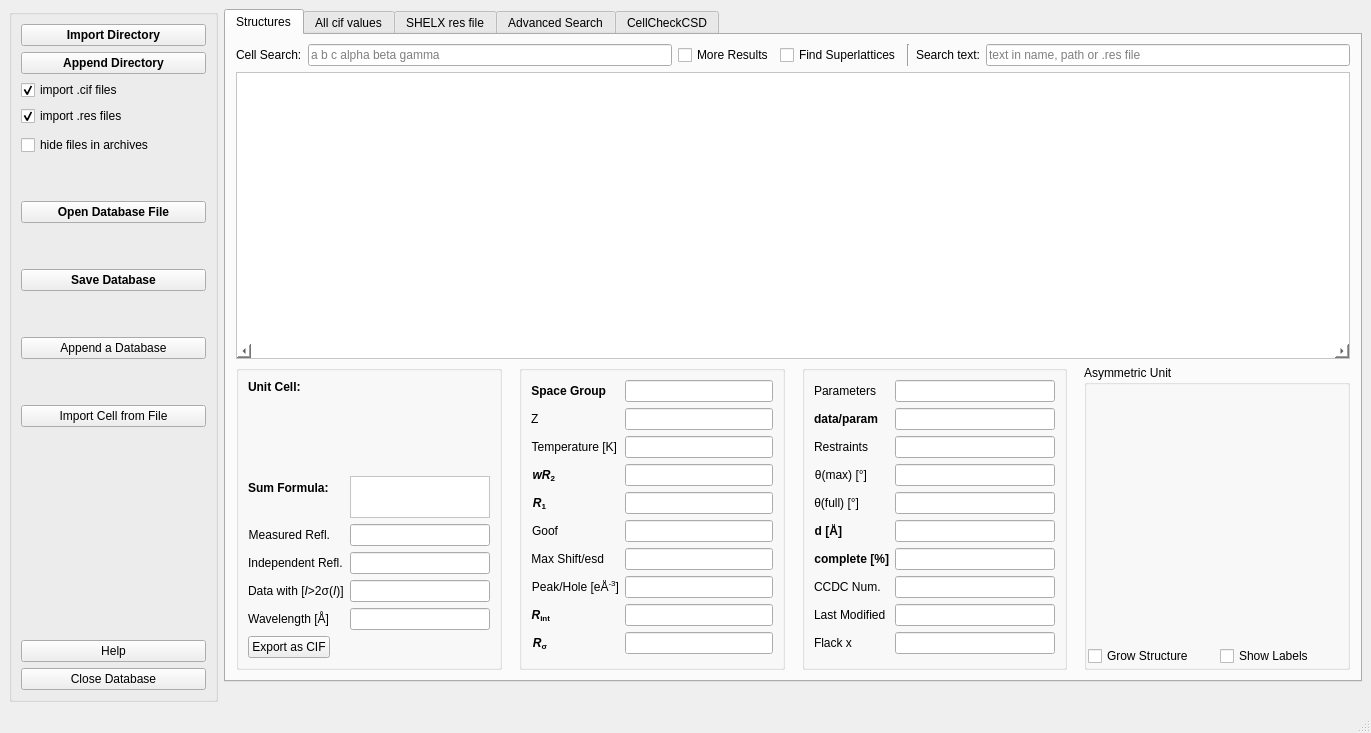
First picture: the form in src/structurefinder/gui/strf_main.ui, repository dkratzert/StructureFinder, before the edit.
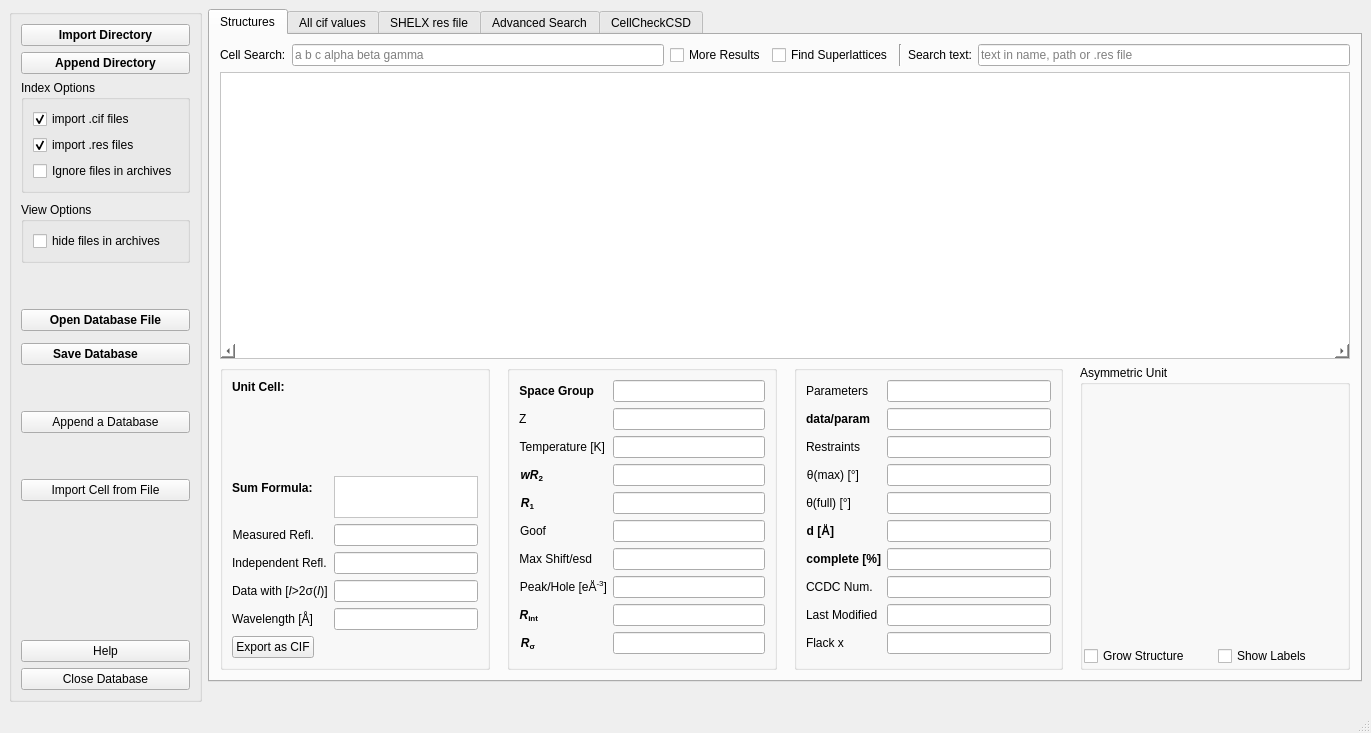
Second picture: the form after the edit. Custom widgets are drawn as their Qt base class.

Commit message: Add "ignore archives" checkbox

```diff
--- a/src/structurefinder/gui/strf_main.ui
+++ b/src/structurefinder/gui/strf_main.ui
@@ -28,16 +28,11 @@
        <string/>
       </property>
       <layout class="QVBoxLayout" name="verticalLayout_10">
-       <item alignment="Qt::AlignLeft">
+       <item>
         <widget class="QPushButton" name="importDirButton">
-         <property name="minimumSize">
-          <size>
-           <width>185</width>
-           <height>0</height>
-          </size>
-         </property>
          <property name="font">
           <font>
+           <weight>75</weight>
            <bold>true</bold>
           </font>
          </property>
@@ -49,16 +44,11 @@
          </property>
         </widget>
        </item>
-       <item alignment="Qt::AlignLeft">
+       <item>
         <widget class="QPushButton" name="appendDirButton">
-         <property name="minimumSize">
-          <size>
-           <width>185</width>
-           <height>0</height>
-          </size>
-         </property>
          <property name="font">
           <font>
+           <weight>75</weight>
            <bold>true</bold>
           </font>
          </property>
@@ -71,6 +61,12 @@
         </widget>
        </item>
        <item>
+        <widget class="QGroupBox" name="groupBox_4">
+         <property name="title">
+          <string>Index Options</string>
+         </property>
+         <layout class="QVBoxLayout" name="verticalLayout_11">
+          <item>
         <widget class="QCheckBox" name="add_cif">
          <property name="toolTip">
           <string>&lt;html&gt;&lt;head/&gt;&lt;body&gt;&lt;p&gt;This option will import .cif files (crystallograpghic information file) into the database.&lt;/p&gt;&lt;/body&gt;&lt;/html&gt;</string>
@@ -97,6 +93,22 @@
         </widget>
        </item>
        <item>
+           <widget class="QCheckBox" name="ignoreArchivesCB">
+            <property name="toolTip">
+             <string>&lt;html&gt;&lt;head/&gt;&lt;body&gt;&lt;p&gt;Activating this option will not index .cif and .res files in .zip, .tar.gz, .7zip and other archives.&lt;/p&gt;&lt;/body&gt;&lt;/html&gt;</string>
+            </property>
+            <property name="text">
+             <string>Ignore files in archives</string>
+            </property>
+            <property name="checked">
+             <bool>false</bool>
+            </property>
+           </widget>
+          </item>
+         </layout>
+        </widget>
+       </item>
+       <item>
         <spacer name="verticalSpacer_8">
          <property name="orientation">
           <enum>Qt::Vertical</enum>
@@ -113,12 +125,21 @@
         </spacer>
        </item>
        <item>
+        <widget class="QGroupBox" name="groupBox_6">
+         <property name="title">
+          <string>View Options</string>
+         </property>
+         <layout class="QVBoxLayout" name="verticalLayout_12">
+          <item>
         <widget class="QCheckBox" name="hideInArchivesCB">
          <property name="text">
           <string>hide files in archives</string>
          </property>
         </widget>
        </item>
+         </layout>
+        </widget>
+       </item>
        <item>
         <spacer name="verticalSpacer_3">
          <property name="orientation">
@@ -135,16 +156,11 @@
          </property>
         </spacer>
        </item>
-       <item alignment="Qt::AlignLeft">
+       <item>
         <widget class="QPushButton" name="importDatabaseButton">
-         <property name="minimumSize">
-          <size>
-           <width>185</width>
-           <height>0</height>
-          </size>
-         </property>
          <property name="font">
           <font>
+           <weight>75</weight>
            <bold>true</bold>
           </font>
          </property>
@@ -164,26 +180,21 @@
          <property name="sizeHint" stdset="0">
           <size>
            <width>20</width>
-           <height>40</height>
+           <height>6</height>
           </size>
          </property>
         </spacer>
        </item>
-       <item alignment="Qt::AlignLeft">
+       <item>
         <widget class="QPushButton" name="saveDatabaseButton">
-         <property name="minimumSize">
-          <size>
-           <width>185</width>
-           <height>0</height>
-          </size>
-         </property>
          <property name="font">
           <font>
+           <weight>75</weight>
            <bold>true</bold>
           </font>
          </property>
          <property name="text">
-          <string>Save Database</string>
+          <string>Save Database      </string>
          </property>
         </widget>
        </item>
@@ -205,12 +216,6 @@
        </item>
        <item>
         <widget class="QPushButton" name="appendDatabasePushButton">
-         <property name="minimumSize">
-          <size>
-           <width>185</width>
-           <height>0</height>
-          </size>
-         </property>
          <property name="text">
           <string>Append a Database</string>
          </property>
@@ -232,14 +237,8 @@
          </property>
         </spacer>
        </item>
-       <item alignment="Qt::AlignLeft">
+       <item>
         <widget class="QPushButton" name="p4pCellButton">
-         <property name="minimumSize">
-          <size>
-           <width>185</width>
-           <height>0</height>
-          </size>
-         </property>
          <property name="text">
           <string>Import Cell from File</string>
          </property>
@@ -265,20 +264,8 @@
          </property>
         </widget>
        </item>
-       <item alignment="Qt::AlignLeft">
+       <item>
         <widget class="QPushButton" name="closeDatabaseButton">
-         <property name="sizePolicy">
-          <sizepolicy hsizetype="MinimumExpanding" vsizetype="Fixed">
-           <horstretch>0</horstretch>
-           <verstretch>0</verstretch>
-          </sizepolicy>
-         </property>
-         <property name="minimumSize">
-          <size>
-           <width>185</width>
-           <height>0</height>
-          </size>
-         </property>
          <property name="text">
           <string>Close Database</string>
          </property>
@@ -371,6 +358,7 @@
                   <widget class="QLabel" name="SpaceGrouplabel">
                    <property name="font">
                     <font>
+                     <weight>75</weight>
                      <bold>true</bold>
                     </font>
                    </property>
@@ -430,6 +418,7 @@
                   <widget class="QLabel" name="wR2Label">
                    <property name="font">
                     <font>
+                     <weight>75</weight>
                      <italic>false</italic>
                      <bold>true</bold>
                     </font>
@@ -453,6 +442,7 @@
                   <widget class="QLabel" name="r1Label">
                    <property name="font">
                     <font>
+                     <weight>75</weight>
                      <italic>false</italic>
                      <bold>true</bold>
                     </font>
@@ -527,6 +517,7 @@
                   <widget class="QLabel" name="rintLabel">
                    <property name="font">
                     <font>
+                     <weight>75</weight>
                      <bold>true</bold>
                     </font>
                    </property>
@@ -549,6 +540,7 @@
                   <widget class="QLabel" name="rsigmaLabel">
                    <property name="font">
                     <font>
+                     <weight>75</weight>
                      <bold>true</bold>
                     </font>
                    </property>
@@ -600,6 +592,7 @@
                  </property>
                  <property name="font">
                   <font>
+                   <weight>75</weight>
                    <bold>true</bold>
                   </font>
                  </property>
@@ -620,6 +613,7 @@
                   <widget class="QLabel" name="label">
                    <property name="font">
                     <font>
+                     <weight>75</weight>
                      <bold>true</bold>
                     </font>
                    </property>
@@ -952,6 +946,7 @@
                   <widget class="QLabel" name="dataReflnsLabel">
                    <property name="font">
                     <font>
+                     <weight>75</weight>
                      <bold>true</bold>
                     </font>
                    </property>
@@ -1025,6 +1020,7 @@
                   <widget class="QLabel" name="dLabel">
                    <property name="font">
                     <font>
+                     <weight>75</weight>
                      <bold>true</bold>
                     </font>
                    </property>
@@ -1047,6 +1043,7 @@
                   <widget class="QLabel" name="completeLabel">
                    <property name="font">
                     <font>
+                     <weight>75</weight>
                      <bold>true</bold>
                     </font>
                    </property>
```
Left out of the diff: 3 changed lines with no effect on the pictures. Lines whose indentation alone changed are shown as unchanged. The commit also changes 2 other files.
